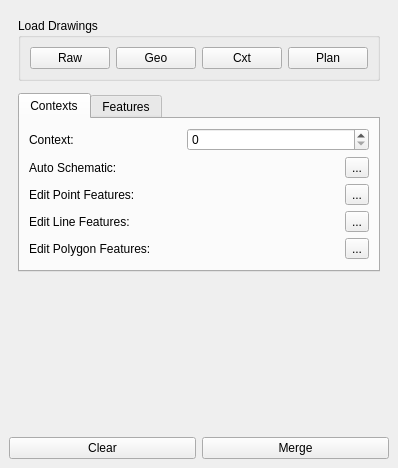
Above: src/plan_dock_base.ui from lparchaeology/ArkPlan before the change. Below: the same form after it.
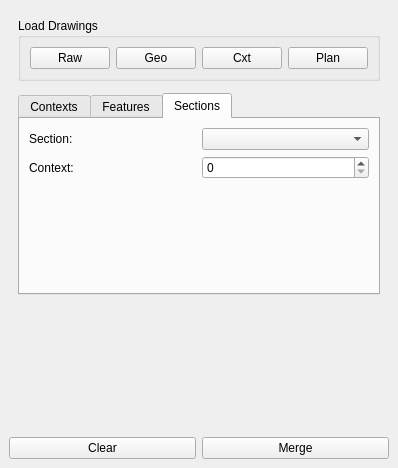
That is the form after the change. The open tabs and pages were chosen to show the change. Icons and pictures are not drawn. Custom widgets are drawn as their Qt base class.

Commit message: Start Section digitizing toolbox

Patch:
```diff
--- a/src/plan_dock_base.ui
+++ b/src/plan_dock_base.ui
@@ -269,6 +269,59 @@
             </item>
            </layout>
           </widget>
+          <widget class="QWidget" name="sectionsTab">
+           <attribute name="title">
+            <string>Sections</string>
+           </attribute>
+           <layout class="QGridLayout" name="gridLayout_2">
+            <item row="0" column="0">
+             <widget class="QLabel" name="sectionLabel">
+              <property name="text">
+               <string>Section:</string>
+              </property>
+             </widget>
+            </item>
+            <item row="2" column="0" colspan="4">
+             <layout class="QGridLayout" name="sectionToolsLayout"/>
+            </item>
+            <item row="3" column="1">
+             <spacer name="verticalSpacer_3">
+              <property name="orientation">
+               <enum>Qt::Vertical</enum>
+              </property>
+              <property name="sizeHint" stdset="0">
+               <size>
+                <width>20</width>
+                <height>103</height>
+               </size>
+              </property>
+             </spacer>
+            </item>
+            <item row="1" column="0" colspan="2">
+             <widget class="QLabel" name="sectionContextLabel">
+              <property name="text">
+               <string>Context:</string>
+              </property>
+              <property name="buddy">
+               <cstring>contextNumberSpin</cstring>
+              </property>
+             </widget>
+            </item>
+            <item row="0" column="2" colspan="2">
+             <widget class="QComboBox" name="sectionCombo"/>
+            </item>
+            <item row="1" column="2" colspan="2">
+             <widget class="QSpinBox" name="sectionContextSpin">
+              <property name="toolTip">
+               <string>Context Number</string>
+              </property>
+              <property name="maximum">
+               <number>9999</number>
+              </property>
+             </widget>
+            </item>
+           </layout>
+          </widget>
          </widget>
         </item>
         <item>
```
